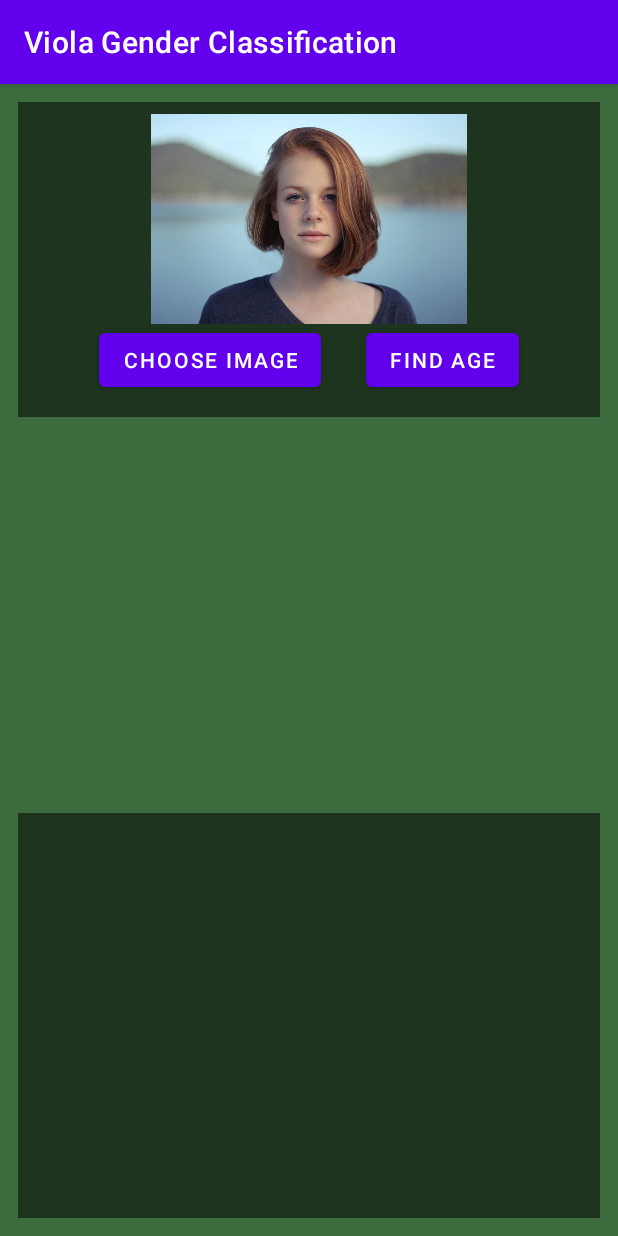
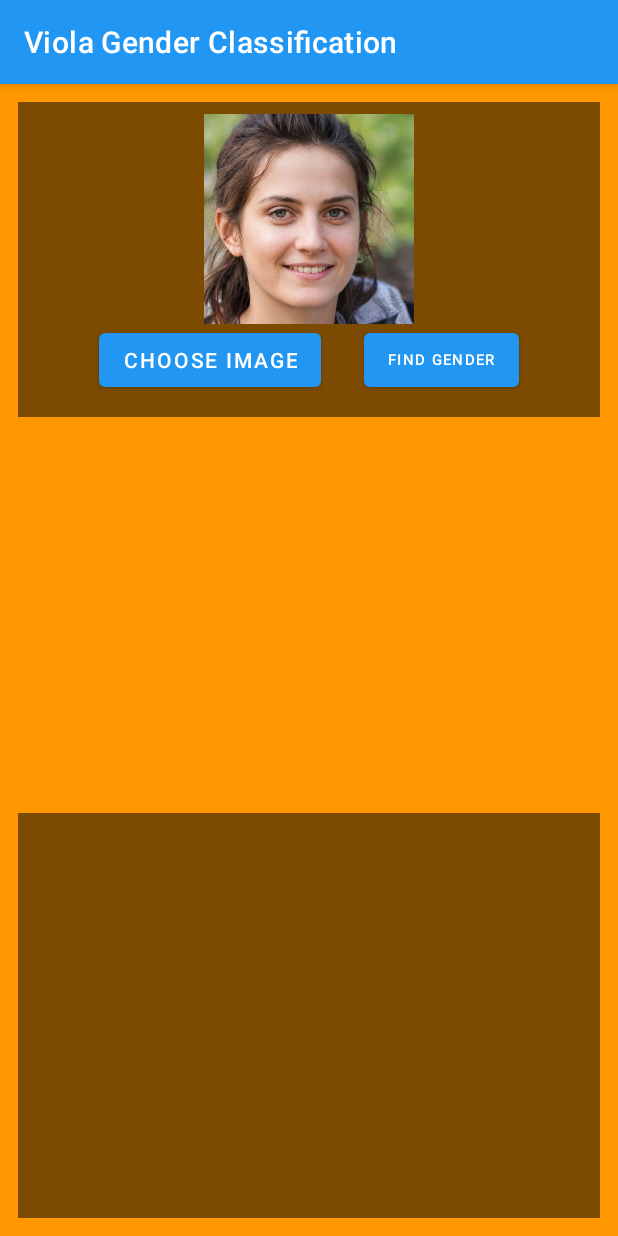
Before and after one commit to darwinfrancis/viola-gender, an Android app: the screen it shows after launch (MainActivity), on a phone screen of 412 x 824 dp. Run offline under Robolectric (Android 15) with nearby library versions, the phone set to English and light mode, and no system bars; libraries missing offline, so code that uses them is left out: org.tensorflow.lite; 15 statements that could not run were skipped.

```diff
--- a/app/src/main/res/layout/activity_main.xml
+++ b/app/src/main/res/layout/activity_main.xml
@@ -4,7 +4,7 @@
     xmlns:tools="http://schemas.android.com/tools"
     android:layout_width="match_parent"
     android:layout_height="match_parent"
-    android:background="#3C6C3E"
+    android:background="#FF9800"
     tools:context=".MainActivity">
 
     <View
@@ -62,7 +62,7 @@
         tools:srcCompat="@tools:sample/backgrounds/scenic" />
 
     <TextView
-        android:id="@+id/tvAge"
+        android:id="@+id/tvGender"
         android:layout_width="wrap_content"
         android:layout_height="wrap_content"
         android:layout_marginStart="12dp"
@@ -76,10 +76,11 @@
         app:layout_constraintTop_toBottomOf="@+id/ivFaceImage" />
 
     <Button
-        android:id="@+id/btFindAge"
+        android:id="@+id/btFindGender"
         android:layout_width="wrap_content"
         android:layout_height="wrap_content"
-        android:text="Find Age"
+        android:text="Find Gender"
+        android:textSize="10sp"
         app:layout_constraintEnd_toEndOf="@+id/ivInputImage"
         app:layout_constraintTop_toBottomOf="@+id/ivInputImage" />
 
--- a/app/src/main/res/values/colors.xml
+++ b/app/src/main/res/values/colors.xml
@@ -1,8 +1,8 @@
 <?xml version="1.0" encoding="utf-8"?>
 <resources>
     <color name="purple_200">#FFBB86FC</color>
-    <color name="purple_500">#FF6200EE</color>
-    <color name="purple_700">#FF3700B3</color>
+    <color name="purple_500">#2196F3</color>
+    <color name="purple_700">#2196F3</color>
     <color name="teal_200">#FF03DAC5</color>
     <color name="teal_700">#FF018786</color>
     <color name="black">#FF000000</color>
--- a/gender/build.gradle
+++ b/gender/build.gradle
@@ -65,7 +65,7 @@ ext {
     siteUrl = 'https://github.com/darwinfrancis/viola-gender'    // git repo url
     gitUrl = 'https://github.com/darwinfrancis/viola-gender.git' // git repo vcs url
 
-    libraryVersion = '1.0.0'      // library version
+    libraryVersion = '1.0.1'      // library version
 
     developerId = 'darwinfrancis'                // This is your bintray username
     developerName = 'Darwin Francis'              // Developer's name
--- a/gradle.properties
+++ b/gradle.properties
@@ -20,4 +20,4 @@ android.enableJetifier=true
 # Kotlin code style for this project: "official" or "obsolete":
 kotlin.code.style=official
 
-version=1.0.0
+version=1.0.1
```
Also changed, not shown: app/src/main/java/com/darwin/viola/gender/sample/MainActivity.kt (+7 -7 lines), app/src/main/res/drawable/face.jpg, 2 other files.
